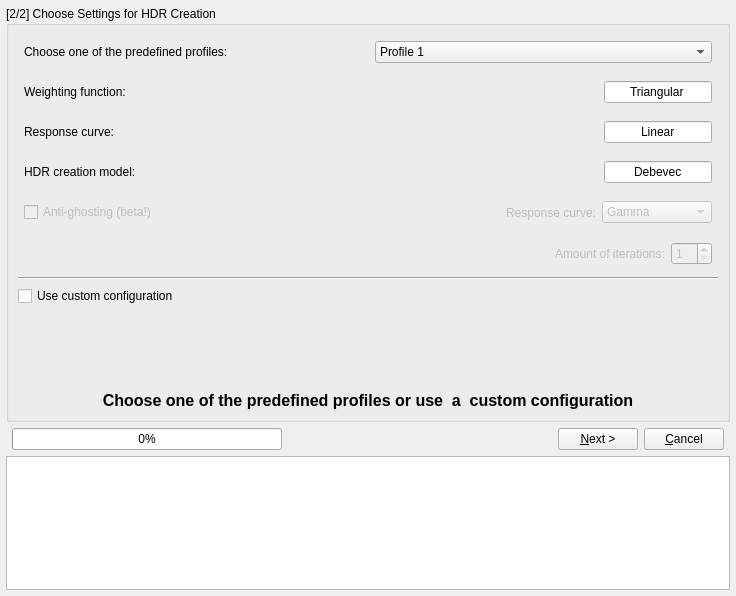
Old version of the form forms/HdrWizard.ui in the repository LuminanceHDR/LuminanceHDR.
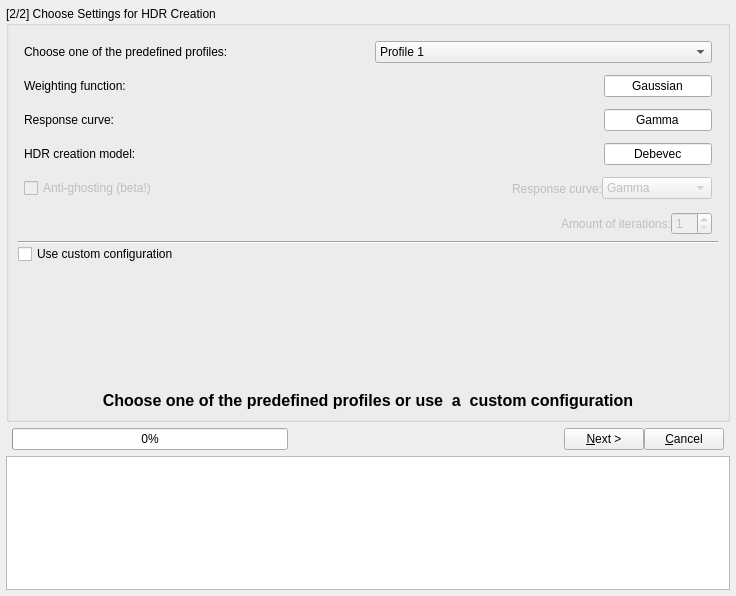
New version of the form. The open tabs and pages were chosen to show the change. Icons and pictures are not drawn.

Commit message: [HdrWizard] Change default profile to Gaussian/Gamma/Debevec (Profile 6)

What changed in the file:
```diff
--- a/forms/HdrWizard.ui
+++ b/forms/HdrWizard.ui
@@ -641,9 +641,6 @@
            <layout class="QGridLayout" name="gridLayout_4">
             <item row="0" column="0">
              <layout class="QVBoxLayout" name="verticalLayout_6">
-              <property name="spacing">
-               <number>6</number>
-              </property>
               <property name="margin">
                <number>9</number>
               </property>
@@ -713,9 +710,6 @@
               </item>
               <item>
                <layout class="QHBoxLayout">
-                <property name="spacing">
-                 <number>6</number>
-                </property>
                 <property name="margin">
                  <number>6</number>
                 </property>
@@ -748,7 +742,7 @@
                    </sizepolicy>
                   </property>
                   <property name="text">
-                   <string>Triangular</string>
+                   <string>Gaussian</string>
                   </property>
                   <property name="alignment">
                    <set>Qt::AlignHCenter</set>
@@ -762,9 +756,6 @@
               </item>
               <item>
                <layout class="QHBoxLayout">
-                <property name="spacing">
-                 <number>6</number>
-                </property>
                 <property name="margin">
                  <number>6</number>
                 </property>
@@ -797,7 +788,7 @@
                    </sizepolicy>
                   </property>
                   <property name="text">
-                   <string>Linear</string>
+                   <string>Gamma</string>
                   </property>
                   <property name="alignment">
                    <set>Qt::AlignHCenter</set>
@@ -811,9 +802,6 @@
               </item>
               <item>
                <layout class="QHBoxLayout">
-                <property name="spacing">
-                 <number>6</number>
-                </property>
                 <property name="margin">
                  <number>6</number>
                 </property>
@@ -860,9 +848,6 @@
               </item>
               <item>
                <layout class="QHBoxLayout">
-                <property name="spacing">
-                 <number>6</number>
-                </property>
                 <property name="margin">
                  <number>6</number>
                 </property>
@@ -936,9 +921,6 @@
               </item>
               <item>
                <layout class="QHBoxLayout">
-                <property name="spacing">
-                 <number>6</number>
-                </property>
                 <property name="margin">
                  <number>6</number>
                 </property>
@@ -1460,9 +1442,6 @@
      </item>
      <item>
       <layout class="QHBoxLayout" name="horizontalLayout_5">
-       <property name="spacing">
-        <number>6</number>
-       </property>
        <property name="margin">
         <number>6</number>
        </property>
```
Left out of the diff: 15 changed lines with no effect on the pictures. The commit also changes 2 other files.
